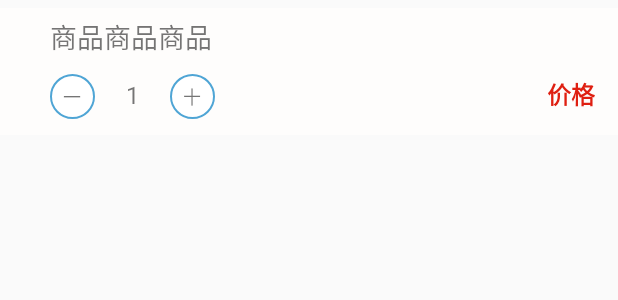
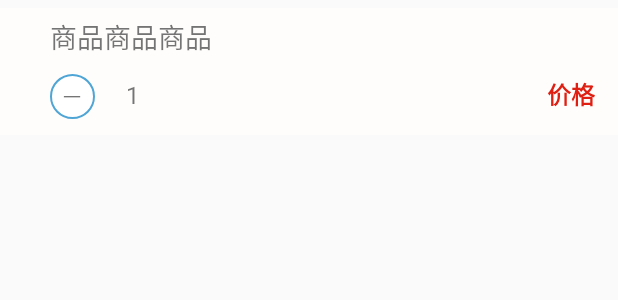
Before and after one commit to mengpan-123/helloworld-master, an Android app: the layout shopcar_list.xml on its own in the app's theme, with its tools: preview values and no code run, on a phone screen of 412 x 824 dp. Shown: the top 300 px of the screen. Run offline under Robolectric (Android 15) with nearby library versions, the phone set to English and light mode, and no system bars.

```diff
--- a/app/src/main/java/com/ceshi/helloworld/IndexActivity.java
+++ b/app/src/main/java/com/ceshi/helloworld/IndexActivity.java
@@ -112,12 +112,14 @@ public class IndexActivity extends Activity {
                 EditText hyedit=(EditText)layout.findViewById(R.id.phoneorhyNum);
 
                 String hynum=hyedit.getText().toString();
+
                 String sCorpId=CommonData.corpId;
+                sCorpId="C1501";
                 String sUserId="";
 
                 if (!TextUtils.isEmpty(hynum)){
 
-                    Call<GetHyInfoEntity> hyInfoEntityCall= RetrofitHelper.getInstance().getHyInfoEntityCall(hynum,sCorpId,CommonData.lCorpId,sUserId);
+                    Call<GetHyInfoEntity> hyInfoEntityCall= RetrofitHelper.getInstance().getHyInfoEntityCall(hynum,sCorpId,"16",sUserId);
                      hyInfoEntityCall.enqueue(new Callback<GetHyInfoEntity>() {
                          @Override
                          public void onResponse(Call<GetHyInfoEntity> call, Response<GetHyInfoEntity> response) {
--- a/app/src/main/res/layout/shopcar_list.xml
+++ b/app/src/main/res/layout/shopcar_list.xml
@@ -55,14 +55,14 @@
                         android:singleLine="true"
                         android:text="1"
 />
-                    <TextView
-                        android:id="@+id/tv_add"
-                        android:layout_width="30dp"
-                        android:layout_height="30dp"
-                        android:gravity="center"
-                        android:text="十"
-                        android:background="@drawable/textview_border"
-                        android:textSize="12sp" />
+                    <!--<TextView-->
+                        <!--android:id="@+id/tv_add"-->
+                        <!--android:layout_width="30dp"-->
+                        <!--android:layout_height="30dp"-->
+                        <!--android:gravity="center"-->
+                        <!--android:text="十"-->
+                        <!--android:background="@drawable/textview_border"-->
+                        <!--android:textSize="12sp" />-->
 
                     <TextView
                         android:layout_width="wrap_content"
```
Also changed, not shown: app/src/main/res/layout/dialog.xml (+24 -3 lines), app/src/main/res/drawable/code.png (added).
